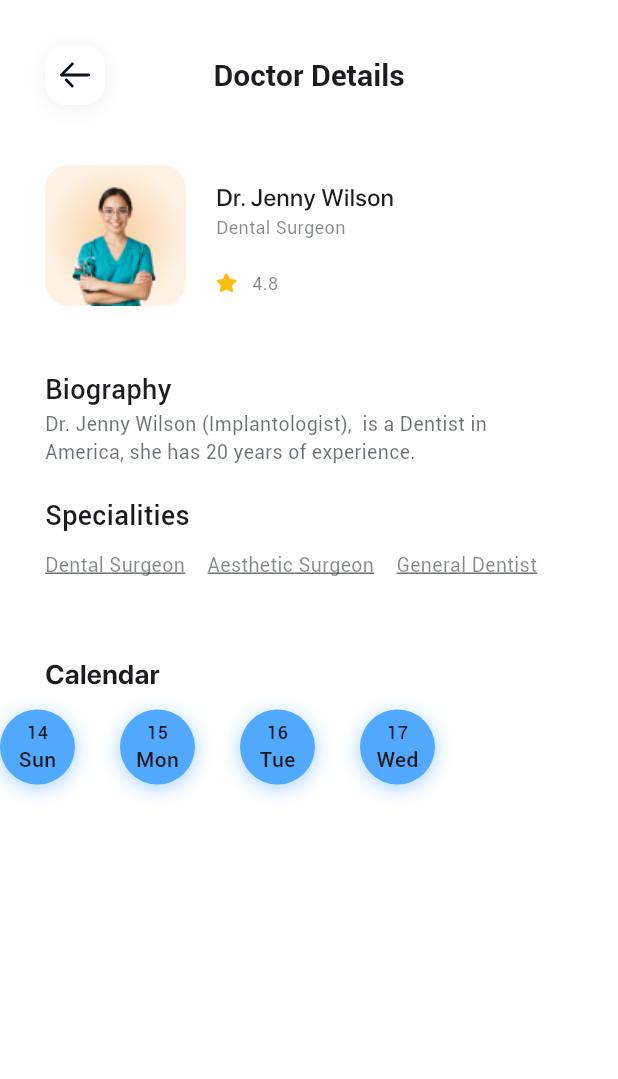
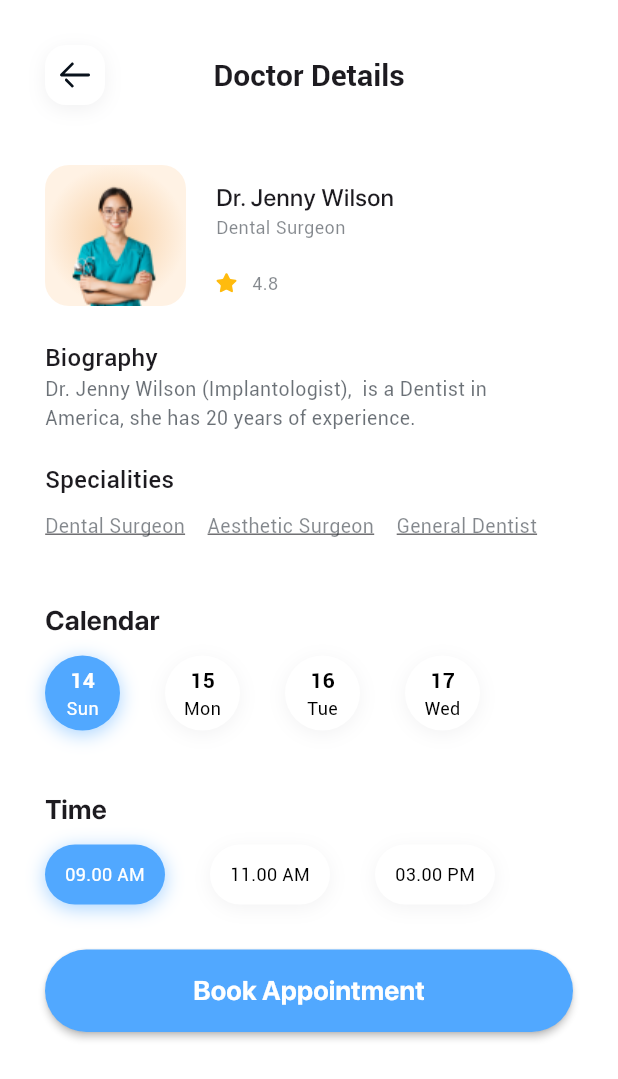
Before and after one commit to farzask/medical-app, a Flutter app: the screen it shows after launch, after a tap on "Dr. Jenny Wilson", on a phone screen of 412 x 824 dp. Shown: the top 1079 px of the screen. Run offline on Flutter 3.47's test engine with Material 3 defaults, Android fonts, the phone set to English and light mode, and no system bars; our stand-ins replace flutter_svg.

Commit message:
final changes

```diff
--- a/lib/models/doctors.dart
+++ b/lib/models/doctors.dart
@@ -8,6 +8,7 @@ class DoctorsModel {
   Gradient color;
   String biography;
   List<CalendarModel> calendar;
+  List<TimeModel> time;
 
   DoctorsModel({
     required this.imagePath,
@@ -17,6 +18,7 @@ class DoctorsModel {
     required this.color,
     required this.biography,
     required this.calendar,
+    required this.time,
   });
 
   static List<DoctorsModel> getDoctors() {
@@ -44,18 +46,36 @@ class DoctorsModel {
           CalendarModel(
             dayNumber: 14,
             dayName: 'Sun',
+            isSelected: true,
           ),
           CalendarModel(
             dayNumber: 15,
             dayName: 'Mon',
+            isSelected: false,
           ),
           CalendarModel(
             dayNumber: 16,
             dayName: 'Tue',
+            isSelected: false,
           ),
           CalendarModel(
             dayNumber: 17,
             dayName: 'Wed',
+            isSelected: false,
+          ),
+        ],
+        time: [
+          TimeModel(
+            time: '09.00 AM',
+            isSelected: true,
+          ),
+          TimeModel(
+            time: '11.00 AM',
+            isSelected: false,
+          ),
+          TimeModel(
+            time: '03.00 PM',
+            isSelected: false,
           ),
         ],
       ),
@@ -83,18 +103,36 @@ class DoctorsModel {
           CalendarModel(
             dayNumber: 14,
             dayName: 'Sun',
+            isSelected: true,
           ),
           CalendarModel(
             dayNumber: 15,
             dayName: 'Mon',
+            isSelected: false,
           ),
           CalendarModel(
             dayNumber: 16,
             dayName: 'Tue',
+            isSelected: false,
           ),
           CalendarModel(
             dayNumber: 17,
             dayName: 'Wed',
+            isSelected: false,
+          ),
+        ],
+        time: [
+          TimeModel(
+            time: '09.00 AM',
+            isSelected: true,
+          ),
+          TimeModel(
+            time: '11.00 AM',
+            isSelected: false,
+          ),
+          TimeModel(
+            time: '03.00 PM',
+            isSelected: false,
           ),
         ],
       ),
@@ -106,9 +144,19 @@ class DoctorsModel {
 class CalendarModel {
   int dayNumber;
   String dayName;
+  bool isSelected;
+  CalendarModel(
+      {required this.dayNumber,
+      required this.dayName,
+      required this.isSelected});
+}
 
-  CalendarModel({
-    required this.dayNumber,
-    required this.dayName,
+class TimeModel {
+  String time;
+  bool isSelected;
+
+  TimeModel({
+    required this.time,
+    required this.isSelected,
   });
 }
--- a/lib/pages/details.dart
+++ b/lib/pages/details.dart
@@ -13,13 +13,15 @@ class DetailsPage extends StatefulWidget {
   State<DetailsPage> createState() => _DetailsState();
 }
 
+List<CalendarModel> calendar = [];
+List<TimeModel> time = [];
+
 class _DetailsState extends State<DetailsPage> {
-  List<CalendarModel> calendar = [];
-
   @override
   void initState() {
     super.initState();
     calendar = widget.doctorModel.calendar;
+    time = widget.doctorModel.time;
   }
 
   @override
@@ -30,45 +32,160 @@ class _DetailsState extends State<DetailsPage> {
       body: ListView(
         shrinkWrap: true,
         children: [
+          Padding(
+            padding: const EdgeInsets.only(left: 30, top: 10, right: 30),
+            child: Column(
+              crossAxisAlignment: CrossAxisAlignment.start,
+              children: [
                 info(),
+                const SizedBox(
+                  height: 30,
+                ),
                 booking(),
+                const SizedBox(
+                  height: 30,
+                ),
+                bookTime(),
+                const SizedBox(
+                  height: 30,
+                ),
+                button(),
+              ],
+            ),
+          ),
         ],
       ),
     );
   }
 
-  Widget booking() {
+  Widget button() {
+    return MaterialButton(
+      onPressed: () {},
+      height: 55,
+      minWidth: double.infinity,
+      shape: RoundedRectangleBorder(
+        borderRadius: BorderRadius.circular(50),
+      ),
+      color: const Color(0xff51A8FF),
+      child: const Text(
+        'Book Appointment',
+        style: TextStyle(
+          fontSize: 18,
+          color: Colors.white,
+          fontFamily: 'SFProDisplay',
+          fontWeight: FontWeight.bold,
+        ),
+      ),
+    );
+  }
+
+  Column bookTime() {
     return Column(
       crossAxisAlignment: CrossAxisAlignment.start,
       children: [
-        const Padding(
-          padding: EdgeInsets.only(left: 30, top: 10, right: 30),
+        const Text(
+          'Time',
+          style: TextStyle(
+              fontSize: 18,
+              fontWeight: FontWeight.bold,
+              fontFamily: 'SFProDisplay'),
+        ),
+        const SizedBox(
+          height: 10,
+        ),
+        SizedBox(
+          height: 40,
+          child: ListView.separated(
+            itemBuilder: (context, index) {
+              return GestureDetector(
+                onTap: () {
+                  for (var item in time) {
+                    item.isSelected = false;
+                  }
+                  time[index].isSelected = true;
+                  setState(() {});
+                },
+                child: Container(
+                  alignment: Alignment.center,
+                  height: 40,
+                  width: 80,
+                  decoration: BoxDecoration(
+                      color: time[index].isSelected
+                          ? const Color(0xff51A8FF)
+                          : Colors.white,
+                      shape: BoxShape.rectangle,
+                      borderRadius: BorderRadius.circular(30),
+                      boxShadow: [
+                        BoxShadow(
+                          color: time[index].isSelected
+                              ? const Color(0xff51A8FF).withOpacity(0.50)
+                              : const Color(0xff050618).withOpacity(0.05),
+                          offset: const Offset(0, 2.5),
+                          blurRadius: 10,
+                        )
+                      ]),
                   child: Text(
+                    time[index].time,
+                    style: TextStyle(
+                      fontFamily: 'Roboto',
+                      fontSize: 12,
+                      fontWeight: FontWeight.w400,
+                      color:
+                          time[index].isSelected ? Colors.white : Colors.black,
+                    ),
+                  ),
+                ),
+              );
+            },
+            scrollDirection: Axis.horizontal,
+            separatorBuilder: (context, index) => const SizedBox(
+              width: 30,
+            ),
+            itemCount: time.length,
+          ),
+        ),
+      ],
+    );
+  }
+
+  Column booking() {
+    return Column(
+      crossAxisAlignment: CrossAxisAlignment.start,
+      children: [
+        const Text(
           'Calendar',
           style: TextStyle(
               fontSize: 18,
               fontWeight: FontWeight.bold,
               fontFamily: 'SFProDisplay'),
         ),
-        ),
         SizedBox(
           height: 70,
           child: ListView.separated(
             scrollDirection: Axis.horizontal,
             itemBuilder: (context, index) {
-              return Container(
+              return GestureDetector(
+                onTap: () {
+                  for (var item in calendar) {
+                    item.isSelected = false;
+                  }
+                  calendar[index].isSelected = true;
+
+                  setState(() {});
+                },
+                child: Container(
                   height: 50,
                   width: 50,
                   decoration: BoxDecoration(
                     shape: BoxShape.circle,
-                  color: const Color(0xff51A8FF),
+                    color: calendar[index].isSelected
+                        ? const Color(0xff51A8FF)
+                        : Colors.white,
                     boxShadow: [
                       BoxShadow(
-                      color:
-                          // widget.doctorModel.isSelected
-                          //     ?
-                          const Color(0xff51A8FF).withOpacity(0.50),
-                      // : const Color(0xff050618).withOpacity(0.05),
+                        color: calendar[index].isSelected
+                            ? const Color(0xff51A8FF).withOpacity(0.50)
+                            : const Color(0xff050618).withOpacity(0.05),
                         offset: const Offset(0, 2.5),
                         blurRadius: 10,
                       ),
@@ -81,18 +198,26 @@ class _DetailsState extends State<DetailsPage> {
                           calendar[index].dayNumber.toString(),
                           style: TextStyle(
                             fontFamily: 'Roboto',
-                          fontSize: 12,
-                          fontWeight: FontWeight.w500,
+                            fontSize: 14,
+                            fontWeight: FontWeight.w600,
+                            color: calendar[index].isSelected
+                                ? Colors.white
+                                : Colors.black,
                           ),
                         ),
                         Text(
                           calendar[index].dayName,
                           style: TextStyle(
+                            fontSize: 12,
                             fontFamily: 'Roboto',
-                          fontWeight: FontWeight.w500,
+                            fontWeight: FontWeight.w200,
+                            color: calendar[index].isSelected
+                                ? Colors.white
+                                : Colors.black,
                           ),
                         ),
                       ]),
+                ),
               );
             },
             separatorBuilder: (context, index) => const SizedBox(
@@ -100,7 +225,7 @@ class _DetailsState extends State<DetailsPage> {
             ),
             itemCount: calendar.length,
           ),
-        )
+        ),
       ],
     );
   }
@@ -109,14 +234,10 @@ class _DetailsState extends State<DetailsPage> {
     return Column(
       crossAxisAlignment: CrossAxisAlignment.start,
       children: [
-        Padding(
-          padding: const EdgeInsets.all(10),
-          child: Row(
+        Row(
           crossAxisAlignment: CrossAxisAlignment.start,
           children: [
-              Padding(
-                padding: const EdgeInsets.only(left: 20),
-                child: Container(
+            Container(
               height: 94,
               width: 94,
               decoration: BoxDecoration(
@@ -125,7 +246,6 @@ class _DetailsState extends State<DetailsPage> {
                 image: DecorationImage(
                   image: AssetImage(widget.doctorModel.imagePath),
                   alignment: Alignment.bottomCenter,
-                    ),
                 ),
               ),
             ),
@@ -169,8 +289,7 @@ class _DetailsState extends State<DetailsPage> {
                               fontSize: 12,
                               fontFamily: 'Roboto',
                               fontWeight: FontWeight.w300,
-                                color:
-                                    const Color(0xff09121C).withOpacity(0.5)),
+                              color: const Color(0xff09121C).withOpacity(0.5)),
                         ),
                       ),
                     ],
@@ -180,10 +299,10 @@ class _DetailsState extends State<DetailsPage> {
             ),
           ],
         ),
+        const SizedBox(
+          height: 20,
         ),
-        Padding(
-          padding: const EdgeInsets.all(30),
-          child: Column(
+        Column(
           crossAxisAlignment: CrossAxisAlignment.start,
           children: [
             const Text(
@@ -191,7 +310,7 @@ class _DetailsState extends State<DetailsPage> {
               style: TextStyle(
                 fontFamily: 'Roboto',
                 fontWeight: FontWeight.w500,
-                  fontSize: 18,
+                fontSize: 16,
               ),
             ),
             Text(
@@ -210,7 +329,7 @@ class _DetailsState extends State<DetailsPage> {
               style: TextStyle(
                 fontFamily: 'Roboto',
                 fontWeight: FontWeight.w500,
-                  fontSize: 18,
+                fontSize: 16,
               ),
             ),
             const SizedBox(
@@ -238,7 +357,6 @@ class _DetailsState extends State<DetailsPage> {
               ),
             )
           ],
-          ),
         ),
       ],
     );
```
Lines whose indentation alone changed are shown as unchanged.
